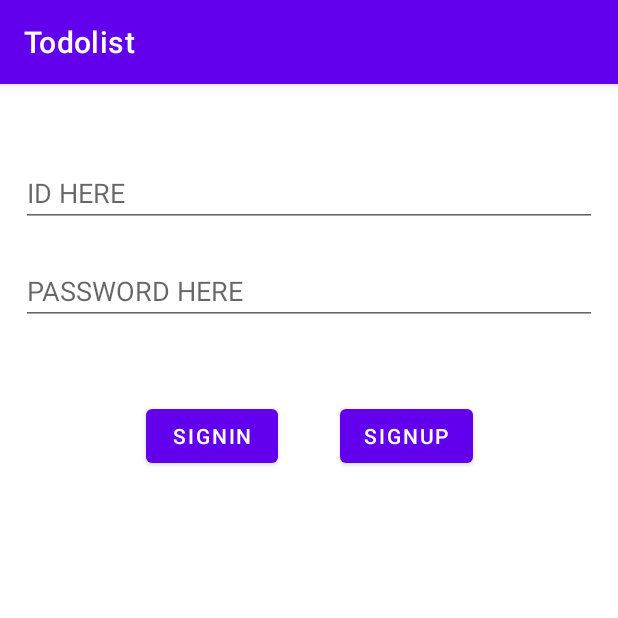
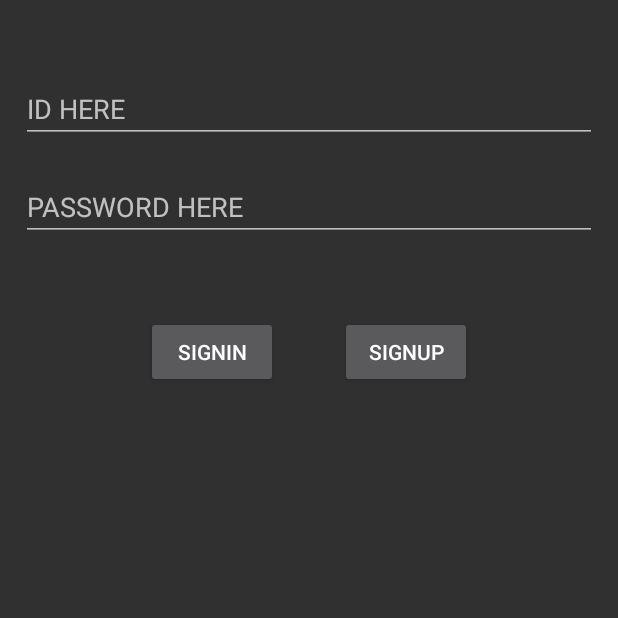
Before and after one commit to dawn-Wi/Todolist, an Android app: the screen it shows after launch (MainActivity), on a phone screen of 412 x 824 dp, the top half of it. Run offline under Robolectric (Android 15) with nearby library versions, the phone set to English and light mode, and no system bars; our stand-ins replace Firebase (no records; nobody signed in at launch, a user with empty details on screens opened directly).

```diff
--- a/app/src/main/AndroidManifest.xml
+++ b/app/src/main/AndroidManifest.xml
@@ -12,7 +12,7 @@
         android:label="@string/app_name"
         android:roundIcon="@mipmap/ic_launcher_round"
         android:supportsRtl="true"
-        android:theme="@style/Theme.Todolist">
+        android:theme="@style/Theme.AppCompat.NoActionBar">
         <activity
             android:name=".MainActivity"
             android:exported="true">
--- a/app/src/main/res/navigation/nav_graph.xml
+++ b/app/src/main/res/navigation/nav_graph.xml
@@ -48,5 +48,9 @@
         android:id="@+id/todoFragment"
         android:name="com.example.todolist.todo.TodoFragment"
         android:label="fragment_todo"
-        tools:layout="@layout/fragment_todo" />
+        tools:layout="@layout/fragment_todo" >
+        <action
+            android:id="@+id/action_todoFragment_to_calendarFragment"
+            app:destination="@id/calendarFragment" />
+    </fragment>
 </navigation>
```
Also changed, not shown: app/src/main/java/com/example/todolist/todo/MytodoRecyclerViewAdapter.java (+32 -0 lines), app/src/main/java/com/example/todolist/todo/TodoListFragment.java (+2 -6 lines).
